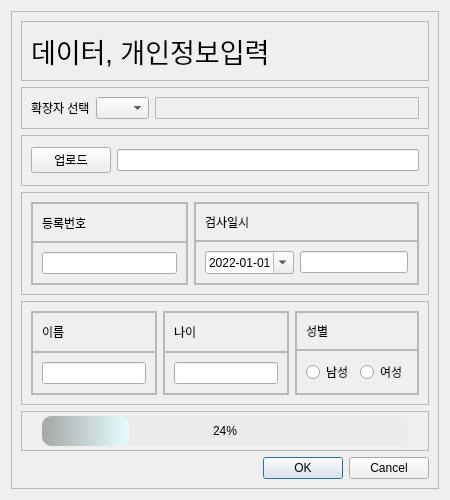
Old version of the form dialog/newfile_dialog.ui in the repository youngwookSong/bwave_gui.
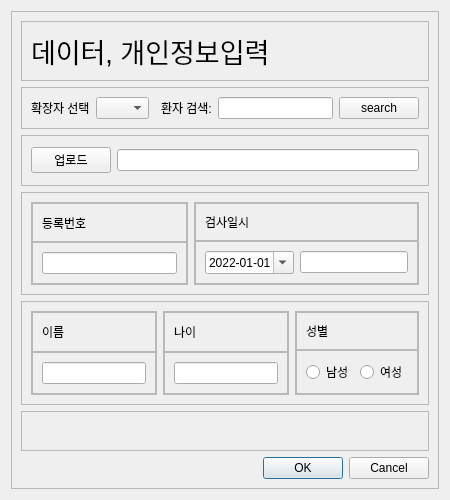
New version of the form.

The edit to the form file:
```diff
--- a/dialog/newfile_dialog.ui
+++ b/dialog/newfile_dialog.ui
@@ -137,6 +137,23 @@
            </property>
           </widget>
          </item>
+         <item>
+          <widget class="QLabel" name="label_8">
+           <property name="text">
+            <string>환자 검색:</string>
+           </property>
+          </widget>
+         </item>
+         <item>
+          <widget class="QLineEdit" name="lineEdit_6"/>
+         </item>
+         <item>
+          <widget class="QPushButton" name="pushButton_2">
+           <property name="text">
+            <string>search</string>
+           </property>
+          </widget>
+         </item>
         </layout>
        </widget>
       </item>
@@ -578,40 +595,6 @@
          <property name="bottomMargin">
           <number>0</number>
          </property>
-         <item>
-          <widget class="QProgressBar" name="progressBar">
-           <property name="minimumSize">
-            <size>
-             <width>0</width>
-             <height>30</height>
-            </size>
-           </property>
-           <property name="maximumSize">
-            <size>
-             <width>16777215</width>
-             <height>30</height>
-            </size>
-           </property>
-           <property name="styleSheet">
-            <string notr="true">QProgressBar{
-	border-style: none;
-	border-radius: 10px;
-	text-align: center;
-	background-color: rgb(235, 235, 235);
-	margin-left: 20px;
-	margin-right: 20px;
-}
-QProgressBar::chunk{
-	border-radius: 10px;
-	background-color: qlineargradient(spread:pad, x1:0, y1:0.472, x2:1, y2:0.472, stop:0 rgba(166, 166, 166, 255), stop:1 rgba(229, 254, 255, 255));
-}
-</string>
-           </property>
-           <property name="value">
-            <number>24</number>
-           </property>
-          </widget>
-         </item>
         </layout>
        </widget>
       </item>
```
